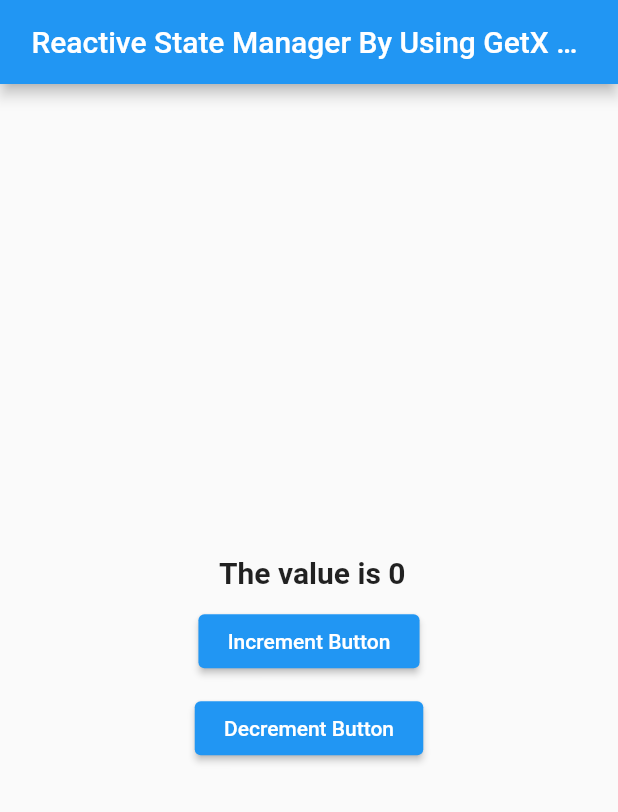
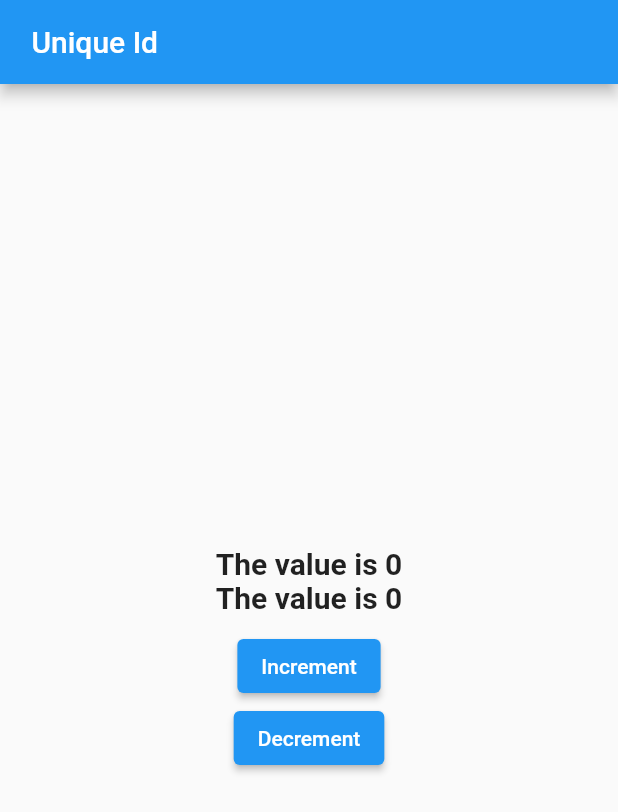
Before and after one commit to jhunderdog/ftb, a Flutter app: the screen it shows after launch, on a phone screen of 412 x 824 dp. Shown: the top 812 px of the screen. Run offline on Flutter 3.47's test engine with Material 2 defaults, Android fonts, the phone set to English and light mode, and no system bars; our stand-ins replace get.

Commit message:
uniqueIdGetX

```diff
--- a/lib/controller.dart
+++ b/lib/controller.dart
@@ -1,12 +1,14 @@
 import 'package:get/get.dart';
 
 class Controller extends GetxController {
-  var count = 0.obs;
+  var count = 0;
   void increment() {
     count++;
+    update(['Counter']);
   }
 
   void decrement() {
     count--;
+    update(['Counter']);
   }
 }
--- a/lib/main.dart
+++ b/lib/main.dart
@@ -11,54 +11,63 @@ void main() {
   runApp(MyApp());
 }
 
-class MyApp extends StatelessWidget {
-  MyApp({Key? key}) : super(key: key);
+class MyApp extends StatefulWidget {
+  @override
+  State<MyApp> createState() => _MyAppState();
+}
+
+class _MyAppState extends State<MyApp> {
   Controller controller = Get.put(Controller());
+
   @override
   Widget build(BuildContext context) {
     return GetMaterialApp(
-      title: " Reactive State Manager By Using GetX Controller ",
-      home: Scaffold(
-        appBar: AppBar(
-          title: Text(" Reactive State Manager By Using GetX Controller "),
-        ),
-        body: Center(
-          child: Column(
+        title: " Unique Id ",
+        home: Scaffold(
+          appBar: AppBar(
+            title: Text(" Unique Id "),
+          ),
+          body: Center(
+              child: Column(
             mainAxisAlignment: MainAxisAlignment.center,
             crossAxisAlignment: CrossAxisAlignment.center,
             children: [
-              GetX<Controller>(
-                // init: Controller(),
+              GetBuilder<Controller>(
+                id: 'Counter',
                 builder: (controller) {
-                  return Text(" The value is ${controller.count}",
-                      style: TextStyle(
-                          fontSize: 20.0, fontWeight: FontWeight.bold));
+                  return Text(
+                    "The value is ${controller.count}",
+                    style: const TextStyle(
+                        fontSize: 20.0, fontWeight: FontWeight.bold),
+                  );
                 },
               ),
-              SizedBox(
+              GetBuilder<Controller>(
+                builder: (controller) {
+                  return Text(
+                    "The value is ${controller.count}",
+                    style: const TextStyle(
+                        fontSize: 20.0, fontWeight: FontWeight.bold),
+                  );
+                },
+              ),
+              const SizedBox(
                 height: 10.0,
               ),
               ElevatedButton(
                 onPressed: () {
-                  // Get.find<Controller>().increment();
                   controller.increment();
                 },
-                child: Text(" Increment Button "),
-              ),
-              SizedBox(
-                height: 10.0,
+                child: const Text("Increment"),
               ),
               ElevatedButton(
                 onPressed: () {
-                  // Get.find<Controller>().decrement();
                   controller.decrement();
                 },
-                child: Text(" Decrement Button "),
-              ),
+                child: const Text("Decrement"),
+              )
             ],
-          ),
-        ),
-      ),
-    );
+          )),
+        ));
   }
 }
```
